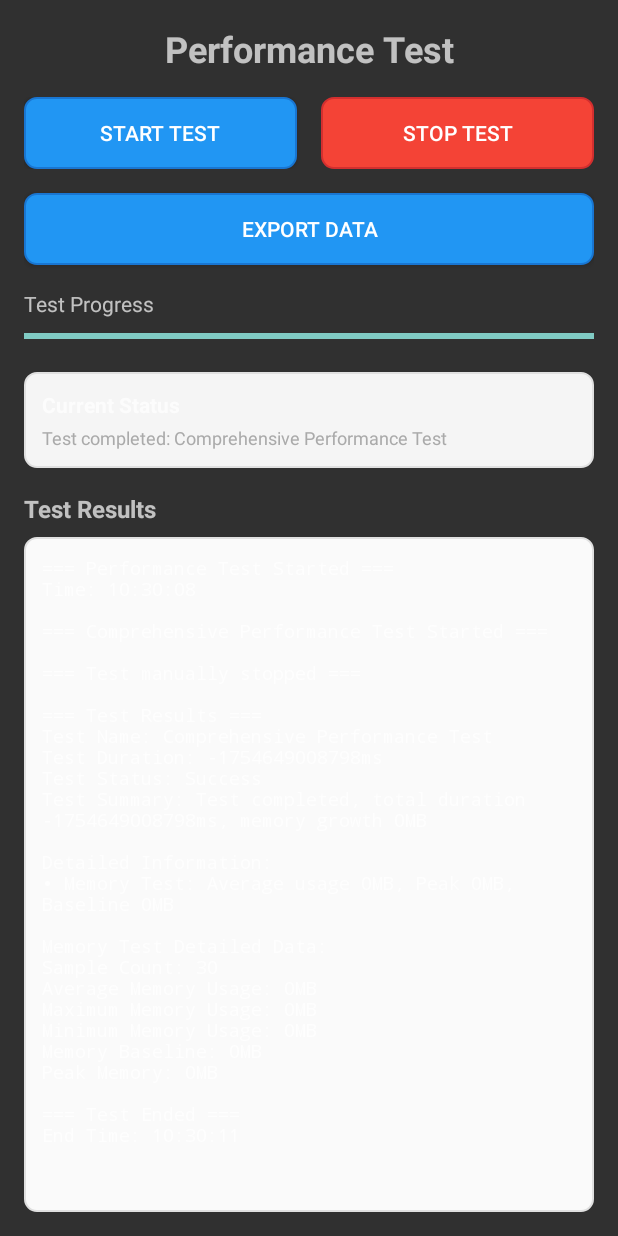
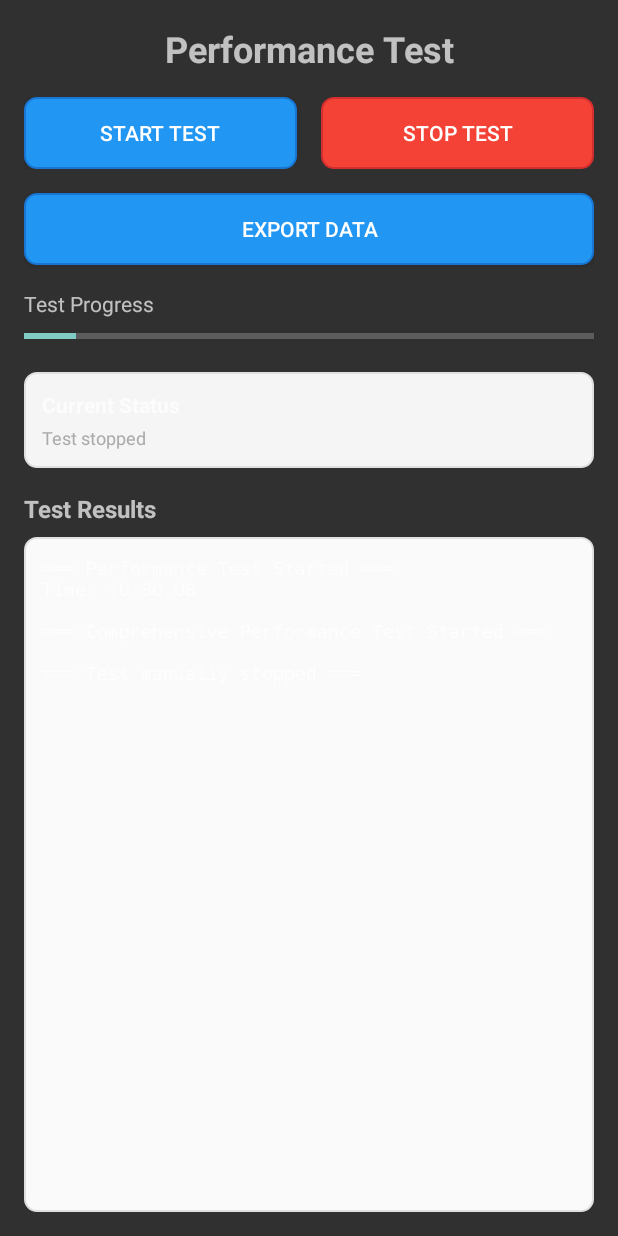
Before and after one commit to piggyuuuu/mobile-ble-mqtt-gateway, an Android app: the PerformanceTestActivity screen opened directly, with no data from a screen before it, after a tap on "STOP TEST", on a phone screen of 412 x 824 dp. Run offline under Robolectric (Android 15) with nearby library versions, the light colour scheme and no system bars; 1 other tap on this screen came first.

Commit message:
fix some bugs

```diff
--- a/BleAwsGateway/src/main/res/values/strings.xml
+++ b/BleAwsGateway/src/main/res/values/strings.xml
@@ -69,6 +69,7 @@
     <string name="waiting_for_test">Waiting for test to start...</string>
     <string name="test_started">Test started: %1$s</string>
     <string name="test_completed">Test completed: %1$s</string>
+    <string name="test_stopped">Test stopped</string>
     <string name="test_error">Test error: %1$s</string>
     <string name="test_already_running">Test is already running</string>
 
@@ -85,7 +86,6 @@
     <string name="connection_failed">Connection failed</string>
     <string name="trying_connect_devices">Trying to connect %1$d devices</string>
     <string name="disconnecting_devices">Disconnecting devices</string>
-    <string name="disconnect_all_devices">Disconnect all devices</string>
 
     <string name="lorem_ipsum">
         Lorem ipsum dolor sit amet, consectetur adipiscing elit. Nam in scelerisque sem. Mauris
```
